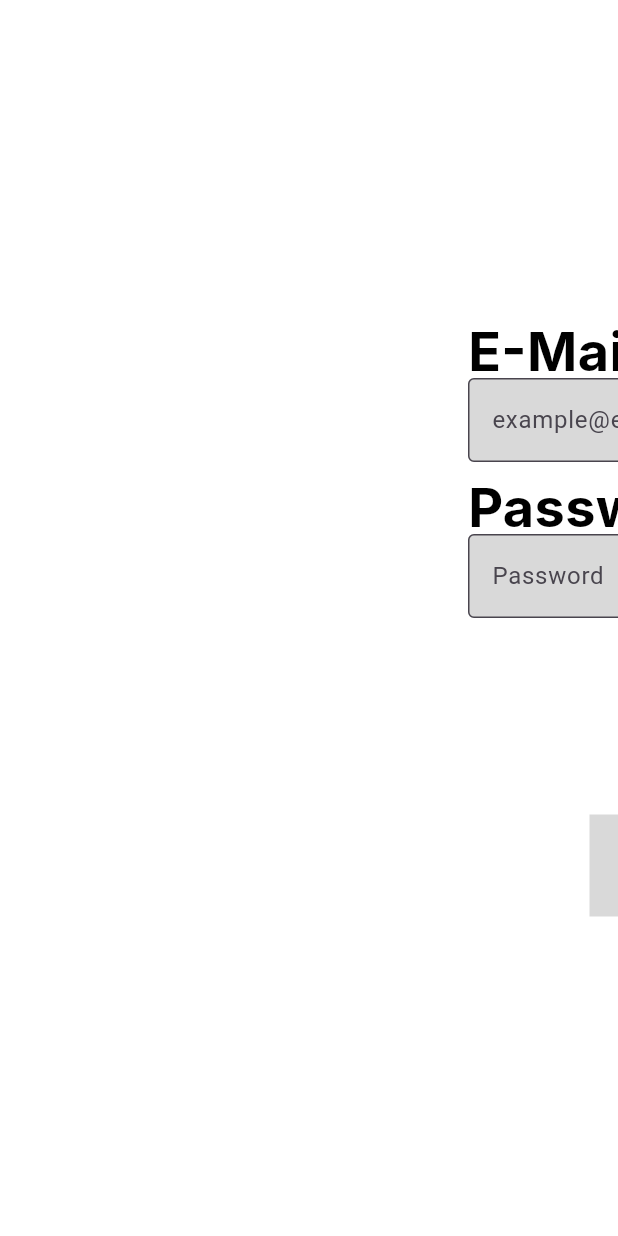
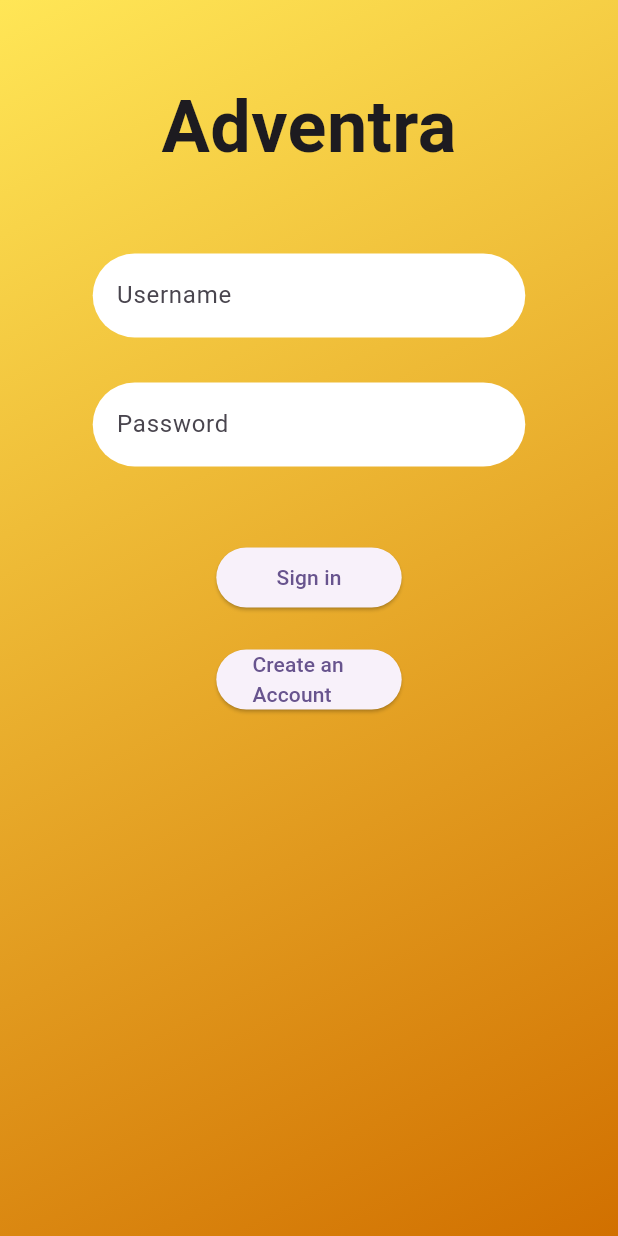
Before and after one commit to StrwbryPanda/SWE_6733_Group_3_Adventra, a Flutter app: the screen it shows after launch, on a phone screen of 412 x 824 dp. Run offline on Flutter 3.47's test engine with Material 3 defaults, Android fonts, the phone set to English and light mode, and no system bars; Roboto replaces fonts that are missing (Inter).

Commit message:
Title screen and create account screen worked on

```diff
--- a/swe_6733_group_3_adventura/lib/createaccount.dart
+++ b/swe_6733_group_3_adventura/lib/createaccount.dart
@@ -1,6 +1,8 @@
 import 'package:flutter/material.dart';
 
 class CreateAccountPage extends StatefulWidget {
+  const CreateAccountPage({super.key});
+
   @override
   _CreateAccountPageState createState() => _CreateAccountPageState();
 }
@@ -13,14 +15,8 @@ class _CreateAccountPageState extends State<CreateAccountPage> {
   final _confirmPasswordController = TextEditingController();
   final _formKey = GlobalKey<FormState>();
 
-  bool _isEmailValid = false;
-  bool _isFormValid = false;
-
   String? _passwordError;
-  String? _confirmPasswordError;
   String? _password;
-
-
 
   final RegExp _emailRegex = RegExp(
     r'^[a-zA-Z0-9._%+-]+@[a-zA-Z0-9.-]+\.[a-zA-Z]{2,}$',
@@ -28,13 +24,6 @@ class _CreateAccountPageState extends State<CreateAccountPage> {
 
   void _updateFormValidation() {
     setState(() {
-      _isFormValid =
-          _firstNameController.text.isNotEmpty &&
-          _lastNameController.text.isNotEmpty &&
-          _emailController.text.isNotEmpty &&
-          _passwordController.text.isNotEmpty &&
-          _confirmPasswordController.text.isNotEmpty &&
-          _emailController.text.isNotEmpty;
     });
   }
 
@@ -73,7 +62,7 @@ class _CreateAccountPageState extends State<CreateAccountPage> {
             end: Alignment.bottomRight,
             colors: [
               const Color.fromARGB(255, 255, 230, 86),
-              const Color.fromARGB(255, 255, 136, 0),
+              const Color.fromARGB(255, 209, 112, 0),
             ],
           ),
         ),
@@ -83,10 +72,11 @@ class _CreateAccountPageState extends State<CreateAccountPage> {
             key: _formKey,
             child: Column(
               children: <Widget>[
+                SizedBox(height: 20),
                 Align(
                   alignment: Alignment.center,
                   child: SizedBox(
-                    width: MediaQuery.of(context).size.width * 0.4,
+                    width: MediaQuery.of(context).size.width * 0.7,
                     child: TextFormField(
                       controller: _firstNameController,
                       decoration: InputDecoration(
@@ -118,7 +108,7 @@ class _CreateAccountPageState extends State<CreateAccountPage> {
                 Align(
                   alignment: Alignment.center,
                   child: SizedBox(
-                    width: MediaQuery.of(context).size.width * 0.4,
+                    width: MediaQuery.of(context).size.width * 0.7,
                     child: TextFormField(
                       controller: _lastNameController,
                       decoration: InputDecoration(
@@ -150,7 +140,7 @@ class _CreateAccountPageState extends State<CreateAccountPage> {
                 Align(
                   alignment: Alignment.center,
                   child: SizedBox(
-                    width: MediaQuery.of(context).size.width * 0.4,
+                    width: MediaQuery.of(context).size.width * 0.7,
                     child: TextFormField(
                       controller: _emailController,
                       decoration: InputDecoration(
@@ -171,7 +161,6 @@ class _CreateAccountPageState extends State<CreateAccountPage> {
                       ),
                       onChanged: (value) {
                         setState(() {
-                          _isEmailValid = _emailRegex.hasMatch(value);
                         });
                         _updateFormValidation();
                       },
@@ -191,7 +180,7 @@ class _CreateAccountPageState extends State<CreateAccountPage> {
                 Align(
                   alignment: Alignment.center,
                   child: SizedBox(
-                    width: MediaQuery.of(context).size.width * 0.4,
+                    width: MediaQuery.of(context).size.width * 0.7,
                     child: TextFormField(
                       controller: _passwordController,
 
@@ -238,7 +227,7 @@ class _CreateAccountPageState extends State<CreateAccountPage> {
                 Align(
                   alignment: Alignment.center,
                   child: SizedBox(
-                    width: MediaQuery.of(context).size.width * 0.4,
+                    width: MediaQuery.of(context).size.width * 0.7,
                     child: TextFormField(
                       controller: _confirmPasswordController,
                       decoration: InputDecoration(
--- a/swe_6733_group_3_adventura/lib/main.dart
+++ b/swe_6733_group_3_adventura/lib/main.dart
@@ -1,7 +1,5 @@
 import 'package:flutter/material.dart';
-//import 'package:flutter/services.dart';
 import 'createaccount.dart';
-import 'package:swe_6733_group_3_adventura/createaccount.dart';
 
 void main() {
   runApp(const App());
@@ -10,27 +8,11 @@ void main() {
 class App extends StatelessWidget {
   const App({super.key});
 
-  // This widget is the root of your application.
   @override
   Widget build(BuildContext context) {
     return MaterialApp(
       title: 'Adventra',
       theme: ThemeData(
-        // This is the theme of your application.
-        //
-        // TRY THIS: Try running your application with "flutter run". You'll see
-        // the application has a purple toolbar. Then, without quitting the app,
-        // try changing the seedColor in the colorScheme below to Colors.green
-        // and then invoke "hot reload" (save your changes or press the "hot
-        // reload" button in a Flutter-supported IDE, or press "r" if you used
-        // the command line to start the app).
-        //
-        // Notice that the counter didn't reset back to zero; the application
-        // state is not lost during the reload. To reset the state, use hot
-        // restart instead.
-        //
-        // This works for code too, not just values: Most code changes can be
-        // tested with just a hot reload.
         colorScheme: ColorScheme.fromSeed(seedColor: Colors.deepPurple),
         scaffoldBackgroundColor: const Color.fromARGB(255, 255, 255, 255),
       ),
@@ -41,16 +23,6 @@ class App extends StatelessWidget {
 
 class MyHomePage extends StatefulWidget {
   const MyHomePage({super.key, required this.title});
-
-  // This widget is the home page of your application. It is stateful, meaning
-  // that it has a State object (defined below) that contains fields that affect
-  // how it looks.
-
-  // This class is the configuration for the state. It holds the values (in this
-  // case the title) provided by the parent (in this case the App widget) and
-  // used by the build method of the State. Fields in a Widget subclass are
-  // always marked "final".
-
   final String title;
 
   @override
@@ -58,175 +30,154 @@ class MyHomePage extends StatefulWidget {
 }
 
 class _MyHomePageState extends State<MyHomePage> {
+  final _usernameController = TextEditingController();
+  final _passwordController = TextEditingController();
+  final _formKey = GlobalKey<FormState>();
 
-  //Controller for text inputs
-  final TextEditingController emailController = TextEditingController();
-  final TextEditingController passwordController = TextEditingController();
+  String? _username;
+  String? _password;
 
   @override
   Widget build(BuildContext context) {
     return Scaffold(
-    body: Center(
+      body: Container(
+        clipBehavior: Clip.antiAlias,
+        decoration: BoxDecoration(
+          gradient: LinearGradient(
+            begin: Alignment.topLeft,
+            end: Alignment.bottomRight,
+            colors: [
+              const Color.fromARGB(255, 255, 230, 86),
+              const Color.fromARGB(255, 209, 112, 0),
+            ],
+          ),
+        ),
+        child: Form( // Wrap Column with Form
+          key: _formKey,
           child: Column(
-      children: [
-        Container(
-          width: 1280,
-          height: 832,
-          clipBehavior: Clip.antiAlias,
-          decoration: BoxDecoration(color: Colors.white),
-          child: Stack(
-            children: [
-              Positioned(
-                left: 394,
-                top: 70,
-                child: SizedBox(
-                  width: 504,
-                  height: 78,
+            children: <Widget>[
+              Align(
+                child: Padding(
+                  padding: const EdgeInsets.all(50.0),
+                  child: Center(
                     child: Text(
                       'Adventra',
-                    textAlign: TextAlign.center,
                       style: TextStyle(
-                      color: Colors.black,
-                      fontSize: 64,
-                      fontFamily: 'Inter',
-                      fontWeight: FontWeight.w700,
+                        fontSize: 48.0,
+                        fontWeight: FontWeight.bold,
                       ),
                     ),
                   ),
                 ),
-              Positioned(
-                left: 393,
-                top: 543,
-                child: Container(
-                  width: 247,
-                  height: 68,
-                  decoration: BoxDecoration(color: const Color(0xFFD9D9D9)),
               ),
+              Align(
+                alignment: Alignment.center,
+                child: SizedBox(
+                  width: MediaQuery.of(context).size.width * 0.7,
+                  child: TextFormField(
+                    controller: _usernameController,
+                    decoration: InputDecoration(
+                      labelText: 'Username',
+                      filled: true,
+                      fillColor: Colors.white,
+                      border: OutlineInputBorder(
+                        borderRadius: BorderRadius.circular(30.0),
+                        borderSide: BorderSide.none,
                       ),
-              Positioned(
-                left: 484,
-                top: 563,
-                child: SizedBox(
-                  width: 65,
-                  height: 40,
-                  child: Text(
-                    'Login',
-                    textAlign: TextAlign.center,
-                    style: TextStyle(
-                      color: Colors.black,
-                      fontSize: 24,
-                      fontFamily: 'Inter',
-                      fontWeight: FontWeight.w700,
+                      focusedBorder: OutlineInputBorder(
+                        borderRadius: BorderRadius.circular(30.0),
+                        borderSide: BorderSide(
+                          color: const Color.fromARGB(255, 255, 102, 0),
+                          width: 2.5,
                         ),
                       ),
                     ),
-              ),
-              Positioned(
-                left: 698,
-                top: 543,
-                child: Container(
-                  width: 247,
-                  height: 68,
-                  decoration: BoxDecoration(color: const Color.fromARGB(255, 255, 174, 0)),
-
-                ),
-              ),
-              Positioned(
-                left: 729,
-                top: 563,
-                //Makes button able to be tapped by using GestureDetector for Create Account Page
-                child: GestureDetector(
-                  onTap: () {
-                    Navigator.push(
-                      context,
-                      MaterialPageRoute(builder: (context) => CreateAccountPage()),
-                    );
+                    onChanged: (value) {
+                      _username = value;
                     },
-                  child: Text(
-                      'Create Account',
-                      textAlign: TextAlign.center,
-                      style: TextStyle(
-                      color: Colors.black,
-                      fontSize: 24,
-                      fontFamily: 'Inter',
-                      fontWeight: FontWeight.w700,
+                    validator: (value) {
+                      if (value == null || value.isEmpty) {
+                        return 'Please enter a username';
+                      }
+                      return null;
+                    },
                   ),
                 ),
               ),
+              SizedBox(height: 30),
+              Align(
+                alignment: Alignment.center,
+                child: SizedBox(
+                  width: MediaQuery.of(context).size.width * 0.7,
+                  child: TextFormField(
+                    controller: _passwordController,
+                    decoration: InputDecoration(
+                      labelText: 'Password',
+                      filled: true,
+                      fillColor: Colors.white,
+                      border: OutlineInputBorder(
+                        borderRadius: BorderRadius.circular(30.0),
+                        borderSide: BorderSide.none,
                       ),
-              Positioned(
-                left: 312,
-                top: 252,
-                //Code to make TextField for E-Mail input
-                child: SizedBox(
-                  width: 667,
-                  height: 60,
-                  child: TextField(
-                    controller: emailController,
-                    keyboardType: TextInputType.emailAddress,
-                    decoration: InputDecoration(
-                      filled: true,
-                      fillColor: Color(0xFFD9D9D9),
-                      border: OutlineInputBorder(),
-                      hintText: 'example@email.com',
+                      focusedBorder: OutlineInputBorder(
+                        borderRadius: BorderRadius.circular(30.0),
+                        borderSide: BorderSide(
+                          color: const Color.fromARGB(255, 255, 102, 0),
+                          width: 2.5,
                         ),
                       ),
                     ),
-              ),
-              Positioned(
-                left: 312,
-                top: 208,
-                child: Text(
-                  'E-Mail',
-                  textAlign: TextAlign.center,
-                  style: TextStyle(
-                    color: Colors.black,
-                    fontSize: 36,
-                    fontFamily: 'Inter',
-                    fontWeight: FontWeight.w700,
+                    obscureText: true,
+                    onChanged: (value) {
+                      _password = value;
+                    },
+                    validator: (value) {
+                      if (value == null || value.isEmpty) {
+                        return 'Please enter a password';
+                      }
+                      return null;
+                    },
                   ),
                 ),
               ),
-              Positioned(
-                left: 312,
-                top: 356,
-                //TextField for password input
-                child: SizedBox(
-                  width: 667,
-                  height: 60,
-                  child: TextField(
-                    controller: passwordController,
-                    keyboardType: TextInputType.visiblePassword,
-                    decoration: InputDecoration(
-                      filled: true,
-                      fillColor: Color(0xFFD9D9D9),
-                      border: OutlineInputBorder(),
-                      hintText: 'Password',
+              SizedBox(height: 50),
+              FractionallySizedBox(
+                widthFactor: 0.3,
+                child: ElevatedButton(
+                  onPressed: () {
+                    if (_formKey.currentState!.validate()) {
+                      if (_username != 'name' || _password != '123') { // FIREBASE AUTH REQUIRED
+                        ScaffoldMessenger.of(context).showSnackBar(
+                          SnackBar(content: Text('Invalid username or password')),
+                        );
+                        _formKey.currentState!.validate();
+                      } else {
+                        print('Success');
+                      }
+                    }
+                  },
+                  child: Text('Sign in'),
                 ),
               ),
+              SizedBox(height: 20),
+              FractionallySizedBox(
+                widthFactor: 0.3,
+                child: ElevatedButton(
+                  onPressed: () {
+                    Navigator.push(
+                      context,
+                      MaterialPageRoute(
+                        builder: (context) => CreateAccountPage(),
                       ),
-              ),
-              Positioned(
-                left: 312,
-                top: 312,
-                child: Text(
-                  'Password',
-                  textAlign: TextAlign.center,
-                  style: TextStyle(
-                    color: Colors.black,
-                    fontSize: 36,
-                    fontFamily: 'Inter',
-                    fontWeight: FontWeight.w700,
-                  ),
+                    );
+                  },
+                  child: Text('Create an Account'),
                 ),
               ),
             ],
           ),
         ),
-      ],
-    ),
       ),
     );
   }
-
 }
```
Also changed, not shown: 1 other file. Lines whose indentation alone changed are shown as unchanged.
